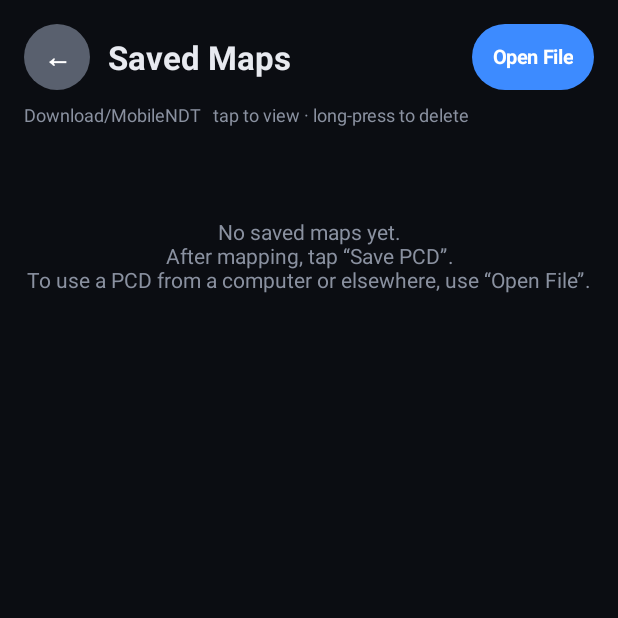
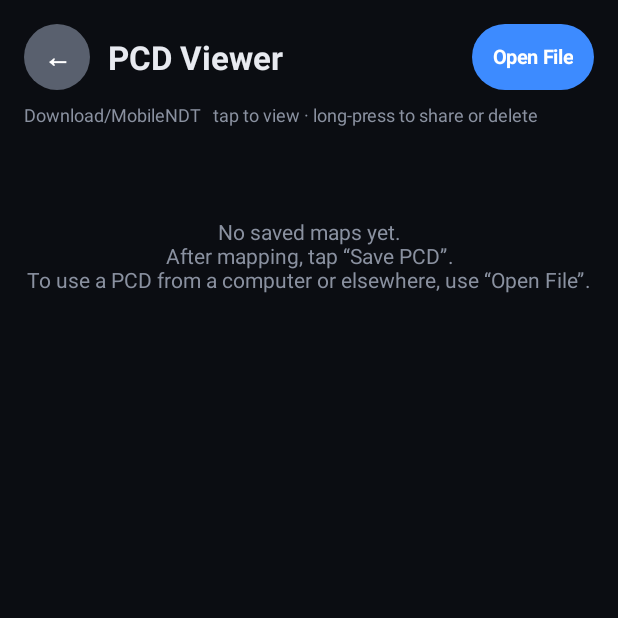
Before and after one commit to schan-lab/Mobile-SLAM, an Android app: the PcdListActivity screen opened directly, with no data from a screen before it, on a phone screen of 412 x 824 dp, the top half of it. Run offline under Robolectric (Android 15) with nearby library versions, the phone set to English and light mode, and no system bars.

Commit message:
Add PCD viewer entry and sharing from the map list
- Main screen: the map list button is now "PCD Viewer" / "PCD ビューア",
  and the list carries the same title
- Map list: long press opens share / delete, so a PCD can be shared
  without opening it first
- One share helper for the viewer and the list

```diff
--- a/app/src/main/java/com/example/mobilendt/MainActivity.kt
+++ b/app/src/main/java/com/example/mobilendt/MainActivity.kt
@@ -98,7 +98,7 @@ class MainActivity : Activity() {
             setPadding(Ui.dpi(c, 10f), Ui.dpi(c, 3f), Ui.dpi(c, 10f), Ui.dpi(c, 3f))
         }
         headline = Ui.text(c, 15f, bold = true)
-        val viewerBtn = Ui.button(c, getString(R.string.saved_maps), Ui.GREY, radius = 16f, textSize = 12f).apply {
+        val viewerBtn = Ui.button(c, getString(R.string.pcd_viewer), Ui.GREY, radius = 16f, textSize = 12f).apply {
             setPadding(Ui.dpi(c, 12f), 0, Ui.dpi(c, 12f), 0)
             setOnClickListener { startActivity(android.content.Intent(c, PcdListActivity::class.java)) }
         }
--- a/app/src/main/res/values/strings.xml
+++ b/app/src/main/res/values/strings.xml
@@ -1,7 +1,7 @@
 <?xml version="1.0" encoding="utf-8"?>
 <resources>
     <string name="app_name" translatable="false">Mobile SLAM</string>
-    <string name="saved_maps">Saved Maps</string>
+    <string name="pcd_viewer">PCD Viewer</string>
     <string name="settings">Settings</string>
     <string name="record">● Record</string>
     <string name="record_size">■ %1$.0f MB</string>
@@ -126,7 +126,7 @@
     <string name="pick_map_title">Choose a Map</string>
     <string name="open_file">Open File</string>
     <string name="list_sub_pick">"Download/MobileNDT   tap to select"</string>
-    <string name="list_sub">"Download/MobileNDT   tap to view · long-press to delete"</string>
+    <string name="list_sub">"Download/MobileNDT   tap to view · long-press to share or delete"</string>
     <string name="list_empty">No saved maps yet.\nAfter mapping, tap “Save PCD”.\nTo use a PCD from a computer or elsewhere, use “Open File”.</string>
     <string name="list_meta">"%1$s   %2$.1f MB   ~%3$s points"</string>
     <string name="delete_title">Delete this map?</string>
```
Also changed, not shown: app/src/main/java/com/example/mobilendt/PcdListActivity.kt (+15 -2 lines), app/src/main/java/com/example/mobilendt/PcdViewActivity.kt (+15 -8 lines), 2 other files.
